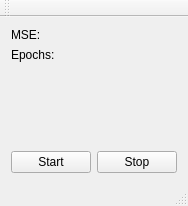
The window that mainwindow.ui (wboler05/GA_Example) describes before a commit, drawn with Qt 5.
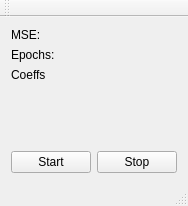
The same window after the commit.

The edit to the form file:
```diff
--- a/mainwindow.ui
+++ b/mainwindow.ui
@@ -45,8 +45,35 @@
         </property>
        </widget>
       </item>
+      <item row="2" column="0">
+       <widget class="QLabel" name="label_3">
+        <property name="text">
+         <string>Coeffs</string>
+        </property>
+       </widget>
+      </item>
+      <item row="2" column="1">
+       <widget class="QLabel" name="coeffs_lbl">
+        <property name="text">
+         <string>&lt;Coeffs&gt;</string>
+        </property>
+       </widget>
+      </item>
      </layout>
     </item>
+    <item>
+     <spacer name="verticalSpacer">
+      <property name="orientation">
+       <enum>Qt::Vertical</enum>
+      </property>
+      <property name="sizeHint" stdset="0">
+       <size>
+        <width>20</width>
+        <height>40</height>
+       </size>
+      </property>
+     </spacer>
+    </item>
     <item>
      <layout class="QHBoxLayout" name="horizontalLayout">
       <item>
```
